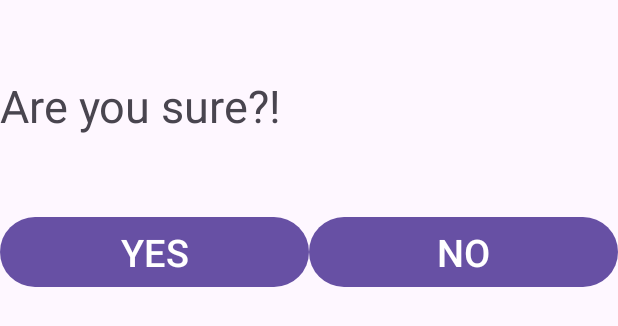
After one commit to dest887/matchingevo, an Android app: the layout mydialog.xml on its own in the app's theme, with its tools: preview values and no code run, on a phone screen of 412 x 824 dp. The commit adds this screen. Shown: the top 326 px of the screen. Run offline under Robolectric (Android 15) with nearby library versions, the phone set to English and light mode, and no system bars.

Commit message:
matching

```diff
--- a/app/src/main/java/com/example/matching/MainActivity.java
+++ b/app/src/main/java/com/example/matching/MainActivity.java
@@ -22,7 +22,7 @@ public class MainActivity extends AppCompatActivity {
 
     private int n1, n2, n3, n4, n5, n6, n7,counter=0;
     private TextView nu1, nu2, nu3, nu4, nu5, nu6, nu7, progress;
-    private Button newc, toggleButton,score,exit2;
+    private Button newc, toggleButton,score,exit2,btnok,btnno;
 
     private boolean running = false;
     private Intent scorei;
@@ -63,6 +63,7 @@ public class MainActivity extends AppCompatActivity {
                 dialogInterface.dismiss();
             }
         });
+
         editn=findViewById(R.id.editn);
         score=findViewById(R.id.score);
         nu1 = findViewById(R.id.num1);
@@ -107,6 +108,23 @@ public class MainActivity extends AppCompatActivity {
             nu1.setBackgroundColor(Color.parseColor("#FFFFFF"));
 
 
+        });
+        Dialog d=new Dialog(this);
+        d.setContentView(R.layout.mydialog);
+        btnok=d.findViewById(R.id.btyes);
+        btnno=d.findViewById(R.id.btno);
+        btnok.setOnClickListener(new View.OnClickListener() {
+            @Override
+            public void onClick(View view) {
+                finish();
+                System.exit(0);
+            }
+        });
+        btnno.setOnClickListener(new View.OnClickListener() {
+            @Override
+            public void onClick(View view) {
+                d.dismiss();
+            }
         });
 
         toggleButton.setOnClickListener(v -> {
@@ -184,16 +202,16 @@ public class MainActivity extends AppCompatActivity {
                 scorei.putExtra("playerName", name);
                 startActivity(scorei);
                 finish();
-                System.exit(0);
             }
         });
         exit2.setOnClickListener(new View.OnClickListener() {
             @Override
             public void onClick(View view) {
                 AlertDialog dialog=alertdialog.create();
-                dialog.show();
+                d.show();
             }
         });
 
     }
+
 }
--- /dev/null
+++ b/app/src/main/res/layout/mydialog.xml
@@ -0,0 +1,48 @@
+<?xml version="1.0" encoding="utf-8"?>
+<androidx.appcompat.widget.LinearLayoutCompat xmlns:android="http://schemas.android.com/apk/res/android"
+    android:layout_width="match_parent"
+    android:layout_height="match_parent"
+    android:orientation="vertical">
+
+    <TextView
+        android:layout_width="wrap_content"
+        android:layout_height="wrap_content"
+        android:layout_marginTop="50dp"
+        android:text="Are you sure?!"
+        android:textSize="30dp">
+
+    </TextView>
+
+    <LinearLayout
+        android:layout_width="match_parent"
+        android:layout_height="wrap_content"
+        android:orientation="horizontal"
+        android:layout_marginTop="50dp">
+
+        <Button
+            android:id="@+id/btyes"
+            android:layout_width="match_parent"
+            android:layout_height="wrap_content"
+            android:layout_weight="1"
+            android:text="YES"
+            android:textSize="25dp">
+
+        </Button>
+
+
+        <Button
+            android:id="@+id/btno"
+            android:layout_width="match_parent"
+            android:layout_height="wrap_content"
+            android:layout_weight="1"
+            android:text="NO"
+            android:textSize="25dp">
+
+        </Button>
+
+
+
+
+    </LinearLayout>
+
+</androidx.appcompat.widget.LinearLayoutCompat>
```
